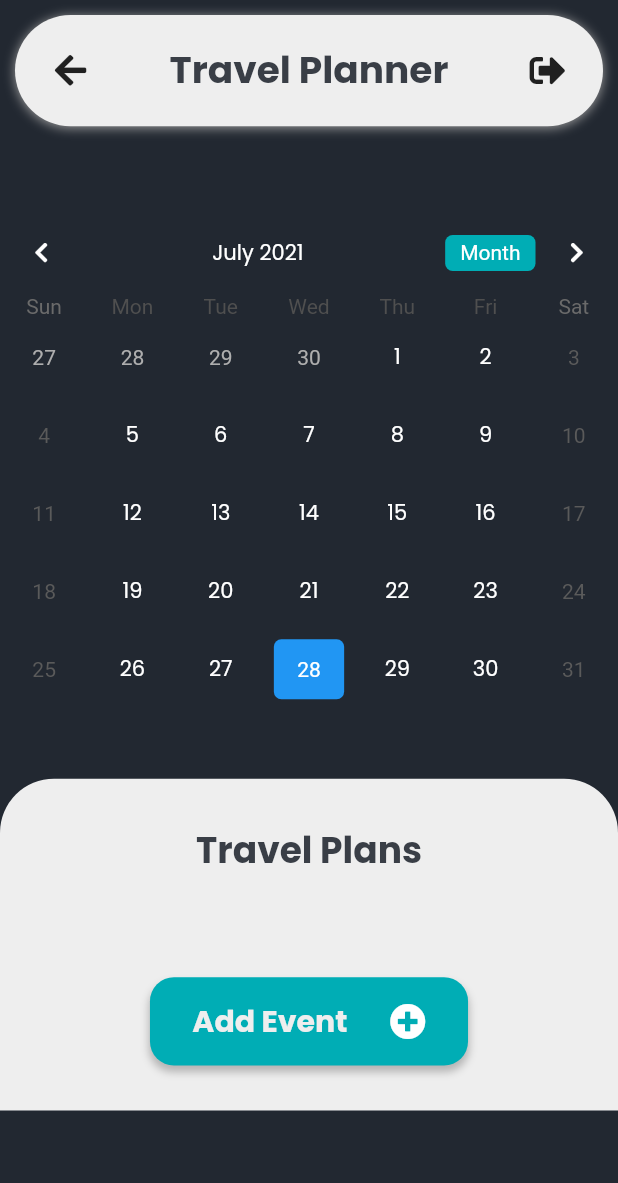
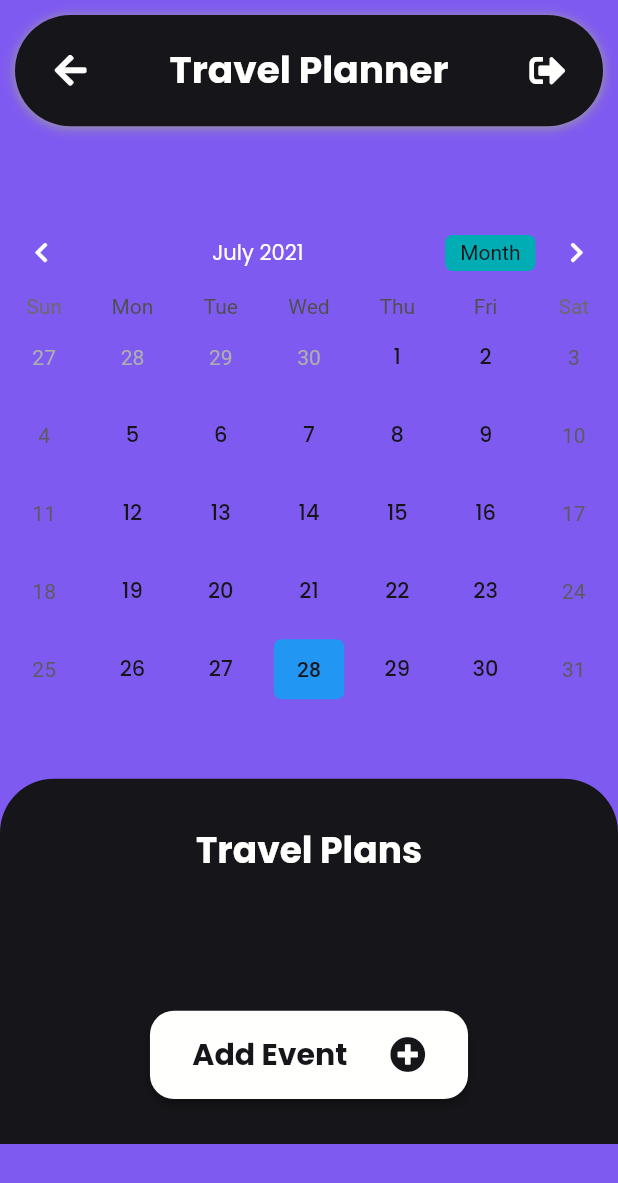
Before and after one commit to elecTRON-Fellowship/Sian-MLH, a Flutter app: the CalendarScreen screen opened by its route, on a phone screen of 412 x 824 dp. Shown: the top 1183 px of the screen. Run offline on Flutter 3.47's test engine with Material 2 defaults, Android fonts, the phone set to English and light mode, and no system bars; drawn by our look-alikes of table_calendar; our stand-ins replace camera, cloud_firestore, firebase_auth, firebase_core, flutter_svg, font_awesome_flutter and 5 more; missing offline and left inert: firebase_auth_web, firebase_core_web, firebase_storage_web, google_sign_in_web; accounts and stored records are empty.

Commit message:
Fix calendar and login

```diff
--- a/lib/screens/calendar.dart
+++ b/lib/screens/calendar.dart
@@ -39,12 +39,14 @@ class _CalendarState extends State<CalendarScreen> {
   Widget build(BuildContext context) {
     double _height = MediaQuery.of(context).size.height;
     double _width = MediaQuery.of(context).size.width;
-    return Scaffold(
-      backgroundColor: Color(0xff222831),
-      body: SafeArea(
-        child: ListView(
+    return SafeArea(
+      child: Scaffold(
+        backgroundColor: Color(0xff7f5af0),
+        body: ListView(
+          padding: EdgeInsets.all(0),
           children: [
             Column(
+              mainAxisSize: MainAxisSize.max,
               mainAxisAlignment: MainAxisAlignment.end,
               children: [
                 Container(
@@ -53,7 +55,7 @@ class _CalendarState extends State<CalendarScreen> {
                   margin: EdgeInsets.all(10.0),
                   decoration: BoxDecoration(
                     borderRadius: BorderRadius.circular(300),
-                    color: Color(0xffeeeeee),
+                    color: Color(0xff16161a),
                     boxShadow: [
                       BoxShadow(
                         color: Colors.grey,
@@ -71,6 +73,7 @@ class _CalendarState extends State<CalendarScreen> {
                           padding: EdgeInsets.only(left: 25.0, right: 25.0),
                           child: Icon(
                             FontAwesomeIcons.arrowLeft,
+                            color: Color(0xfffffffe),
                           ),
                         ),
                         onTap: () {
@@ -80,7 +83,7 @@ class _CalendarState extends State<CalendarScreen> {
                       Text(
                         "Travel Planner",
                         style: GoogleFonts.poppins(
-                          color: Color(0xff393e46),
+                          color: Color(0xfffffffe),
                           fontSize: 25,
                           fontWeight: FontWeight.w700,
                         ),
@@ -90,6 +93,7 @@ class _CalendarState extends State<CalendarScreen> {
                           padding: EdgeInsets.only(left: 25.0, right: 25.0),
                           child: Icon(
                             FontAwesomeIcons.signOutAlt,
+                            color: Color(0xfffffffe),
                           ),
                         ),
                         onTap: () {
@@ -127,11 +131,13 @@ class _CalendarState extends State<CalendarScreen> {
                     //To style the Calendar
                     calendarStyle: CalendarStyle(
                       markerDecoration: BoxDecoration(
-                        color: Colors.white,
+                        color: Color(0xff16161a),
                         shape: BoxShape.circle,
                       ),
-                      defaultTextStyle:
-                          GoogleFonts.poppins(color: Colors.white),
+                      defaultTextStyle: GoogleFonts.poppins(
+                        color: Color(0xff16161a),
+                        fontWeight: FontWeight.w500,
+                      ),
                       holidayTextStyle: GoogleFonts.poppins(color: Colors.red),
                       isTodayHighlighted: true,
                       selectedDecoration: BoxDecoration(
@@ -139,7 +145,11 @@ class _CalendarState extends State<CalendarScreen> {
                         shape: BoxShape.rectangle,
                         borderRadius: BorderRadius.circular(5.0),
                       ),
-                      selectedTextStyle: TextStyle(color: Colors.white),
+                      selectedTextStyle: TextStyle(
+                        color: Color(0xff16161a),
+                        fontWeight: FontWeight.w500,
+
+                      ),
                       todayDecoration: BoxDecoration(
                         color: Colors.purpleAccent,
                         shape: BoxShape.rectangle,
@@ -177,14 +187,14 @@ class _CalendarState extends State<CalendarScreen> {
                         borderRadius: BorderRadius.circular(5.0),
                       ),
                       formatButtonTextStyle: TextStyle(
-                        color: Colors.white,
+                        color: Color(0xff16161a),
                       ),
                     ),
                   ),
                 ),
                 Container(
                   width: _width,
-                  height: 218 / 812 * _height,
+                  height: 240 / 812 * _height,
                   decoration: BoxDecoration(
                     borderRadius: BorderRadius.only(
                       topLeft: Radius.circular(36),
@@ -192,7 +202,7 @@ class _CalendarState extends State<CalendarScreen> {
                       bottomLeft: Radius.circular(0),
                       bottomRight: Radius.circular(0),
                     ),
-                    color: Color(0xffeeeeee),
+                    color: Color(0xff16161a),
                   ),
                   child: Container(
                     child: Padding(
@@ -203,13 +213,13 @@ class _CalendarState extends State<CalendarScreen> {
                           Text(
                             "Travel Plans",
                             style: GoogleFonts.poppins(
-                              color: Color(0xff393e46),
+                              color: Color(0xfffffffe),
                               fontSize: 24,
                               fontWeight: FontWeight.w700,
                             ),
                           ),
                           SizedBox(
-                            height: 50 / 812 * _height,
+                            height: 70 / 812 * _height,
                             child: ListView(
                               children: [
                                 ..._getEventsfromDay(selectedDay).map(
@@ -217,12 +227,12 @@ class _CalendarState extends State<CalendarScreen> {
                                     title: Text(
                                       event.title,
                                       style: GoogleFonts.poppins(
-                                        color: Colors.black,
+                                        color: Color(0xfffffffe),
                                       ),
                                     ),
                                     leading: Icon(
                                       FontAwesomeIcons.calendar,
-                                      color: Colors.black,
+                                      color: Color(0xfffffffe),
                                     ),
                                   ),
                                 ),
@@ -241,7 +251,7 @@ class _CalendarState extends State<CalendarScreen> {
                                   offset: Offset(0, 4),
                                 ),
                               ],
-                              color: Color(0xff00adb5),
+                              color: Color(0xfffffffe),
                             ),
                             child: InkWell(
                               onTap: () => showDialog(
@@ -290,7 +300,7 @@ class _CalendarState extends State<CalendarScreen> {
                                   Text(
                                     "Add Event",
                                     style: TextStyle(
-                                      color: Color(0xffeeeeee),
+                                      color: Color(0xff16161a),
                                       fontSize: 20,
                                       fontFamily: "Poppins",
                                       fontWeight: FontWeight.w700,
@@ -304,7 +314,7 @@ class _CalendarState extends State<CalendarScreen> {
                                     ),
                                     child: Icon(
                                       FontAwesomeIcons.plusCircle,
-                                      color: Colors.white,
+                                      color: Color(0xff16161a),
                                     ),
                                   )
                                 ],
--- a/lib/screens/login_screen.dart
+++ b/lib/screens/login_screen.dart
@@ -34,11 +34,6 @@ class _LoginScreenState extends State<LoginScreen> {
               mainAxisAlignment: MainAxisAlignment.end,
               crossAxisAlignment: CrossAxisAlignment.center,
               children: [
-                Column(
-                  mainAxisSize: MainAxisSize.min,
-                  mainAxisAlignment: MainAxisAlignment.center,
-                  crossAxisAlignment: CrossAxisAlignment.center,
-                  children: [
                 SvgPicture.asset(
                   "assets/travelscape.svg",
                   height: _height * 250 / 744,
@@ -65,6 +60,7 @@ class _LoginScreenState extends State<LoginScreen> {
                     top: 30,
                     bottom: 38,
                   ),
+                  margin: EdgeInsets.all(0),
                   child: Column(
                     mainAxisSize: MainAxisSize.min,
                     mainAxisAlignment: MainAxisAlignment.spaceAround,
@@ -152,8 +148,7 @@ class _LoginScreenState extends State<LoginScreen> {
                         onTap: () async {
                           try {
                             dynamic result = await _auth.signIn(
-                                    emailController.text,
-                                    passwordController.text);
+                                emailController.text, passwordController.text);
 
                             if (result == "Enter A Valid Email-Id") {
                               setState(() {
@@ -246,10 +241,8 @@ class _LoginScreenState extends State<LoginScreen> {
                                 ),
                                 child: Row(
                                   mainAxisSize: MainAxisSize.min,
-                                      mainAxisAlignment:
-                                          MainAxisAlignment.center,
-                                      crossAxisAlignment:
-                                          CrossAxisAlignment.center,
+                                  mainAxisAlignment: MainAxisAlignment.center,
+                                  crossAxisAlignment: CrossAxisAlignment.center,
                                   children: [
                                     Text(
                                       "Log In",
@@ -328,8 +321,6 @@ class _LoginScreenState extends State<LoginScreen> {
             )
           ],
         ),
-          ],
-        ),
       ),
     );
   }
```
Lines whose indentation alone changed are shown as unchanged.
